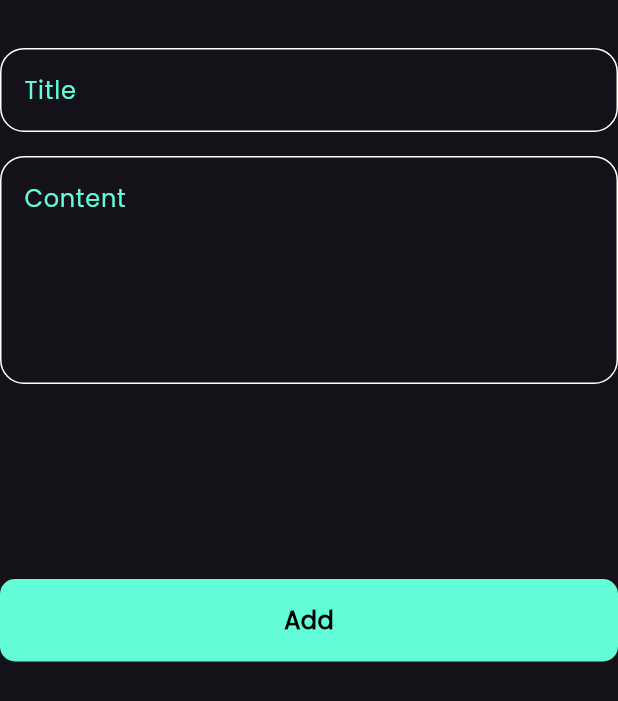
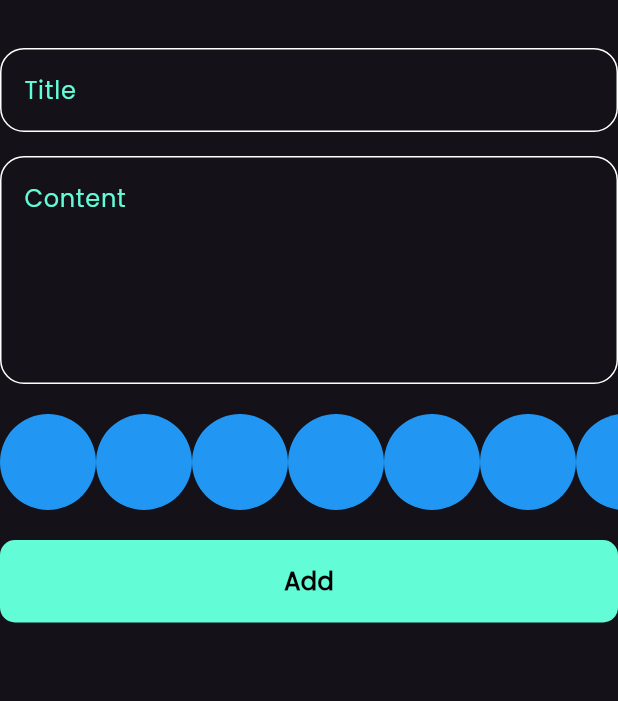
Before and after one commit to aya446/notes_app, a Flutter app: the AddNoteForm widget shown alone on an empty page, opened directly, on a phone screen of 412 x 824 dp. Shown: the top 701 px of the screen. Run offline on Flutter 3.47's test engine with Material 3 defaults, Android fonts, the phone set to English and light mode, and no system bars; our stand-ins replace bloc, flutter_bloc, font_awesome_flutter, hive, hive_flutter; accounts and stored records are empty.

Commit message:
create colors list view part 1

```diff
--- a/lib/widgets/add_note_form.dart
+++ b/lib/widgets/add_note_form.dart
@@ -5,6 +5,7 @@ import 'package:intl/intl.dart';
 import 'package:notes_app/constants.dart';
 import 'package:notes_app/cubits/cubit/add_note_cubit.dart';
 import 'package:notes_app/models/note_model.dart';
+import 'package:notes_app/widgets/colors_list_view.dart';
 import 'package:notes_app/widgets/costum_text_field.dart';
 import 'package:notes_app/widgets/custom_botton.dart';
 
@@ -51,7 +52,11 @@ class _AddNoteFormState extends State<AddNoteForm> {
               },
             ),
             const SizedBox(
-              height: 130,
+              height: 20,
+            ),
+            const ColorsListview(),
+            const SizedBox(
+              height: 20,
             ),
             BlocBuilder<AddNoteCubit, AddNoteState>(
               builder: (context, state) {
--- /dev/null
+++ b/lib/widgets/colors_list_view.dart
@@ -0,0 +1,34 @@
+import 'package:flutter/material.dart';
+
+class ColorItem extends StatelessWidget {
+  const ColorItem({super.key});
+
+  @override
+  Widget build(BuildContext context) {
+    return const CircleAvatar(
+      radius: 32,
+      backgroundColor: Colors.blue,
+    );
+  }
+}
+
+
+
+class ColorsListview extends StatelessWidget {
+  const ColorsListview({super.key});
+
+  @override
+  Widget build(BuildContext context) {
+    return SizedBox(
+      height: 32*2 ,
+      child: ListView.builder(
+        itemBuilder: (context, index) {
+          return const ColorItem();
+        },
+        itemCount: 10,
+        scrollDirection: Axis.horizontal,
+
+        ),
+    );
+  }
+}
```
